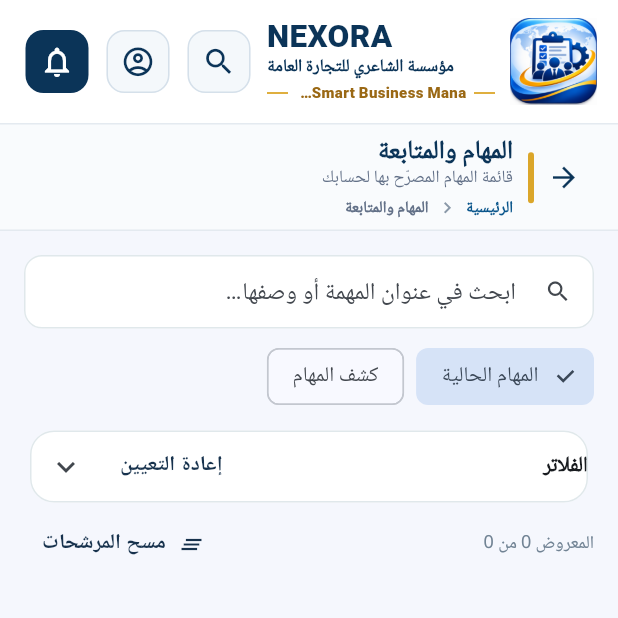
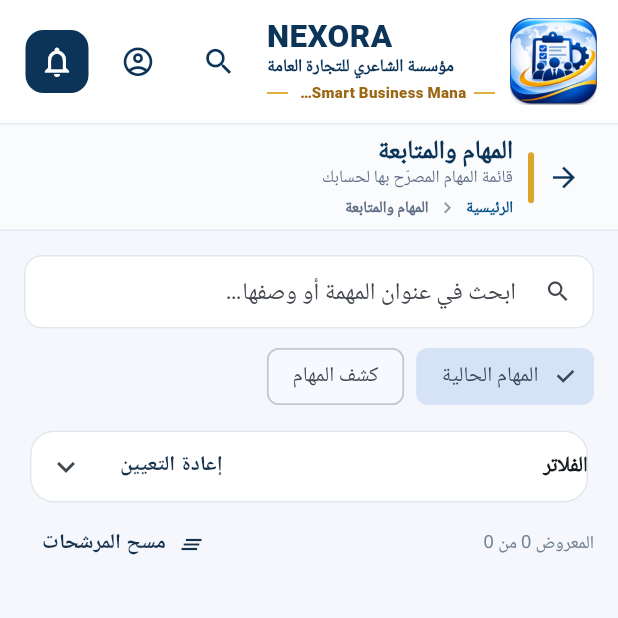
Before and after one commit to kmy74652-sys/-, a Flutter app: the screen it shows once a user with an empty profile is signed in, item 2 of the bottom bar chosen, on a phone screen of 412 x 824 dp, the top half of it. Run offline on Flutter 3.47's test engine with Material 3 defaults, Android fonts, the phone set to English and light mode, and no system bars; our stand-ins replace app_links, connectivity_plus, file_picker, flutter_local_notifications, flutter_riverpod, go_router and 5 more; accounts and stored records are empty; network calls fail.

Commit message:
ui: simplify header controls and task default

```diff
--- a/apps/flutter/lib/features/admin/task_management_screen.dart
+++ b/apps/flutter/lib/features/admin/task_management_screen.dart
@@ -31,7 +31,7 @@ class _TaskManagementScreenState extends State<TaskManagementScreen> {
   Map<String, Map<String, dynamic>> _reportByTask = {};
   Map<String, Map<String, dynamic>> _draftByTask = {};
   final Set<String> _expandedUnifiedTasks = <String>{};
-  String _taskFilter = 'all', _reportFilter = 'all';
+  String _taskFilter = 'pending', _reportFilter = 'all';
   String _employeeFilter = 'all';
   bool _filtersExpanded = false;
   bool _canManageActions = false;
--- a/apps/flutter/lib/shared/app_shell.dart
+++ b/apps/flutter/lib/shared/app_shell.dart
@@ -834,10 +834,10 @@ class _BrandHeaderState extends State<_BrandHeader> {
                 onPressed: widget.onSearch,
                 style: IconButton.styleFrom(
                   fixedSize: Size.square(controlSize),
-                  backgroundColor: const Color(0xFFF4F8FB),
                   foregroundColor: _navy,
-                  side: const BorderSide(color: Color(0xFFD5E0EA)),
-                  shape: RoundedRectangleBorder(borderRadius: BorderRadius.circular(12)),
+                  backgroundColor: Colors.transparent,
+                  shadowColor: Colors.transparent,
+                  shape: const CircleBorder(),
                 ),
                 icon: const Icon(Icons.search, size: 23),
               ),
@@ -845,7 +845,7 @@ class _BrandHeaderState extends State<_BrandHeader> {
               IconButton(
                 tooltip: 'تبديل الحساب: تسجيل الخروج',
                 onPressed: widget.onAccount,
-                style: IconButton.styleFrom(fixedSize: Size.square(controlSize), backgroundColor: const Color(0xFFF4F8FB), foregroundColor: _navy, side: const BorderSide(color: Color(0xFFD5E0EA)), shape: RoundedRectangleBorder(borderRadius: BorderRadius.circular(12))),
+                style: IconButton.styleFrom(fixedSize: Size.square(controlSize), backgroundColor: Colors.transparent, foregroundColor: _navy, shadowColor: Colors.transparent, shape: const CircleBorder()),
                 icon: const Icon(Icons.account_circle_outlined, size: 23),
               ),
               SizedBox(width: controlGap),
```
